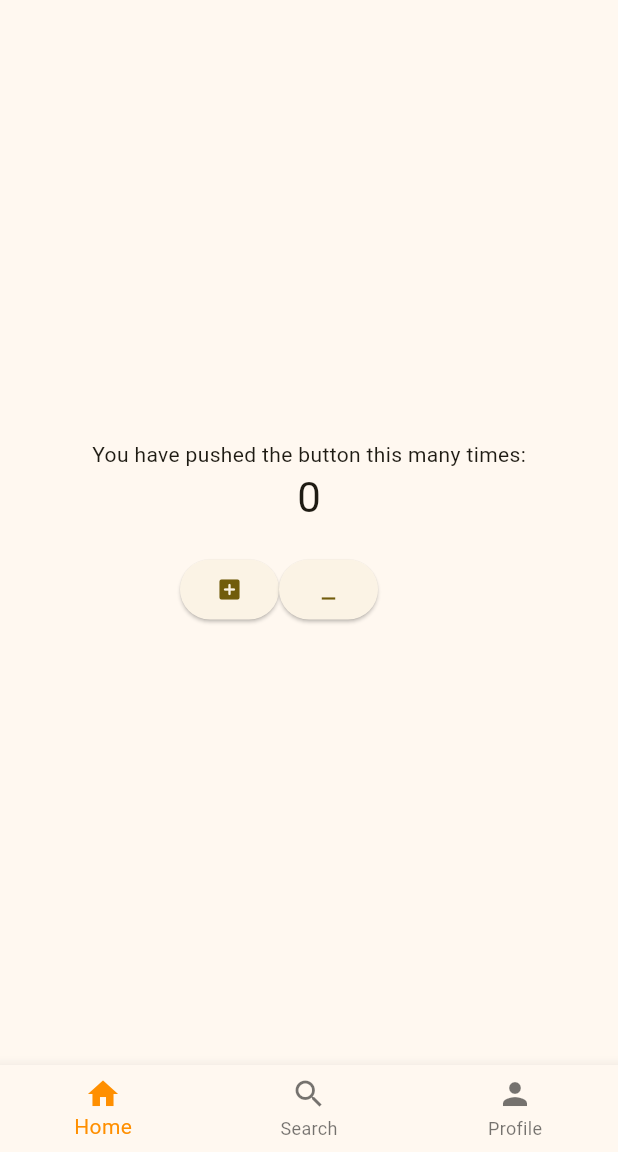
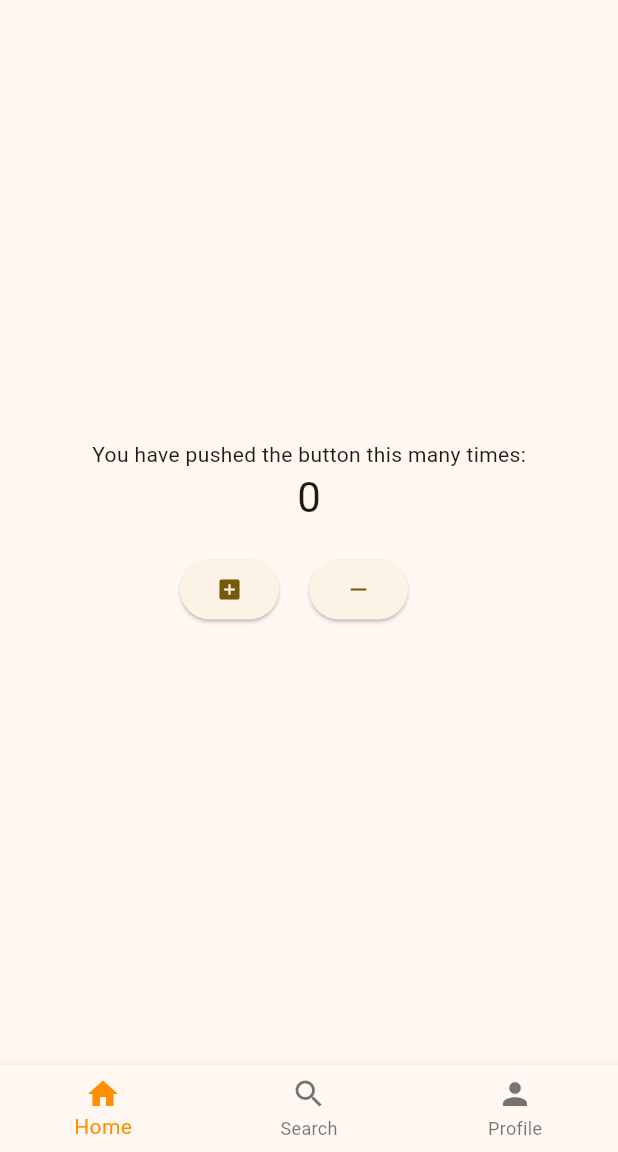
Before and after one commit to samrocks03/LearningFlutter, a Flutter app: the screen it shows after launch, on a phone screen of 412 x 824 dp, the part 84-1236 px from its top. Run offline on Flutter 3.47's test engine with Material 2 defaults, Android fonts, the phone set to English and light mode, and no system bars.

Commit message:
Modified icons

```diff
--- a/weather_apk/lib/main.dart
+++ b/weather_apk/lib/main.dart
@@ -13,7 +13,7 @@ class MyApp extends StatelessWidget {
     return MaterialApp(
       title: 'Flutter Demo',
       theme: ThemeData(
-        colorScheme: ColorScheme.fromSeed(seedColor: Color.fromRGBO(228, 190, 56,0.9),
+        colorScheme: ColorScheme.fromSeed(seedColor: Color.fromRGBO(228, 190,102,0.9),
         ),
         useMaterial3: true,
         applyElevationOverlayColor: true ,
@@ -95,14 +95,17 @@ class _MyHomePageState extends State<MyHomePage> {
               child: Row(
                 children: [
                   ElevatedButton(
-                    onPressed: _incrementCounter
-                  , child: const Icon(Icons.add_box_rounded)),
+                      onPressed: _incrementCounter,
+                      child: const Icon(Icons.add_box_rounded)),
+
+                  const SizedBox(width: 20,
+                  ),
 
                   ElevatedButton(
-                    onPressed: _decrementCounter,
-                    child: const Icon(Icons.minimize_sharp)
-                  )
-                ],
+                      onPressed: _decrementCounter,
+                      child: const Icon(Icons.remove)
+                    )
+                  ],
               ),
             )
           ],
```
